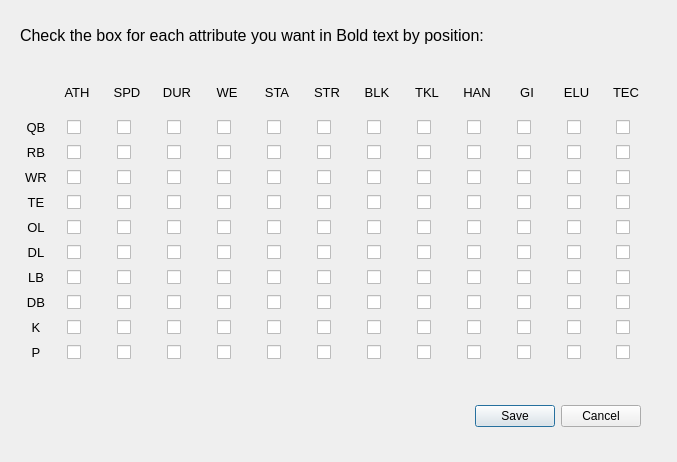
The window that UI/bold_attributes.ui (ebzimny01/gd-recruit) describes before a commit, drawn with Qt 5.
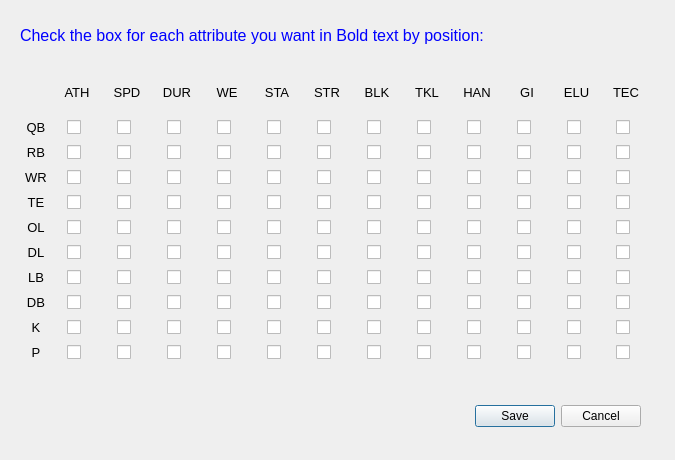
The same window after the commit.

```diff
--- a/UI/bold_attributes.ui
+++ b/UI/bold_attributes.ui
@@ -9,8 +9,8 @@
    <rect>
     <x>0</x>
     <y>0</y>
-    <width>677</width>
-    <height>462</height>
+    <width>675</width>
+    <height>460</height>
    </rect>
   </property>
   <property name="sizePolicy">
@@ -19,6 +19,18 @@
     <verstretch>0</verstretch>
    </sizepolicy>
   </property>
+  <property name="minimumSize">
+   <size>
+    <width>675</width>
+    <height>460</height>
+   </size>
+  </property>
+  <property name="maximumSize">
+   <size>
+    <width>675</width>
+    <height>460</height>
+   </size>
+  </property>
   <property name="windowTitle">
    <string>Dialog</string>
   </property>
@@ -53,6 +65,9 @@
      <pointsize>12</pointsize>
     </font>
    </property>
+   <property name="styleSheet">
+    <string notr="true">color: blue;</string>
+   </property>
    <property name="text">
     <string>Check the box for each attribute you want in Bold text by position:</string>
    </property>
```
Left out of the diff: 2 changed lines with no effect on the pictures.
